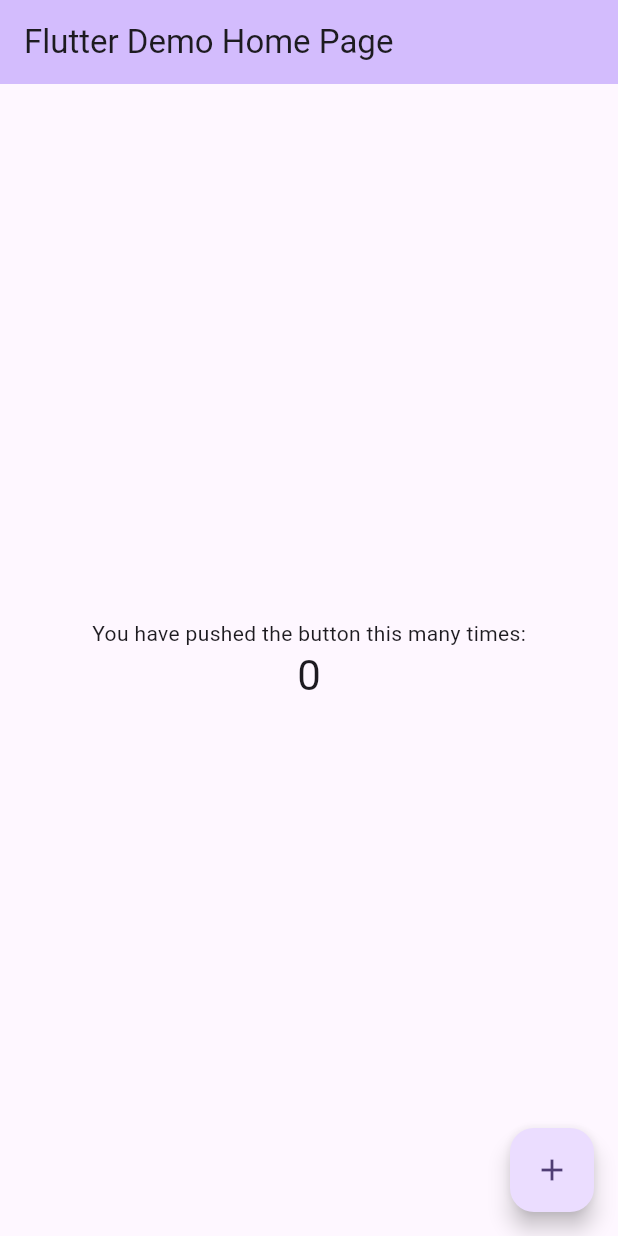
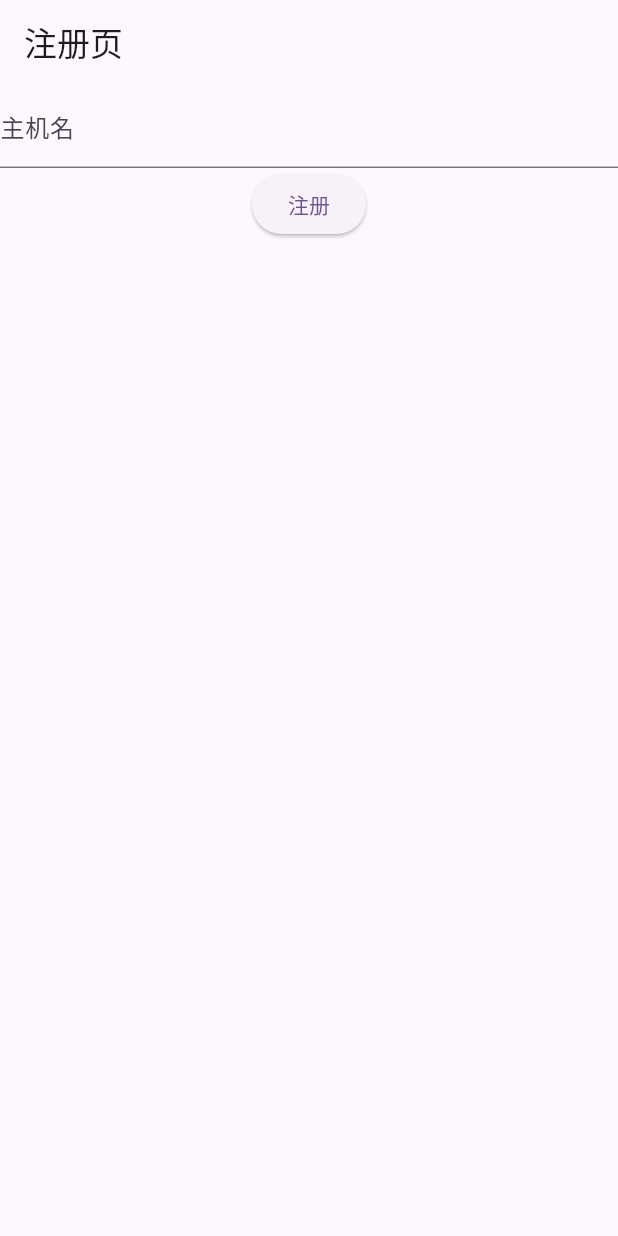
Before and after one commit to mzj-xk/flutter_lan_communication_demo, a Flutter app: the screen it shows after launch, on a phone screen of 412 x 824 dp. Run offline on Flutter 3.47's test engine with Material 3 defaults, Android fonts, the phone set to English and light mode, and no system bars.

```diff
--- /dev/null
+++ b/lib/app_state.dart
@@ -0,0 +1,11 @@
+import 'package:flutter_lan_demo/models/device.dart';
+
+class AppState {
+  static final AppState instance = AppState._();
+
+  AppState._();
+
+  factory AppState() => instance;
+
+  Device? myDevice;
+}
--- a/lib/main.dart
+++ b/lib/main.dart
@@ -1,4 +1,5 @@
 import 'package:flutter/material.dart';
+import 'package:flutter_lan_demo/register_page.dart';
 
 void main() {
   runApp(const MyApp());
@@ -12,111 +13,8 @@ class MyApp extends StatelessWidget {
   Widget build(BuildContext context) {
     return MaterialApp(
       title: 'Flutter Demo',
-      theme: ThemeData(
-        // This is the theme of your application.
-        //
-        // TRY THIS: Try running your application with "flutter run". You'll see
-        // the application has a purple toolbar. Then, without quitting the app,
-        // try changing the seedColor in the colorScheme below to Colors.green
-        // and then invoke "hot reload" (save your changes or press the "hot
-        // reload" button in a Flutter-supported IDE, or press "r" if you used
-        // the command line to start the app).
-        //
-        // Notice that the counter didn't reset back to zero; the application
-        // state is not lost during the reload. To reset the state, use hot
-        // restart instead.
-        //
-        // This works for code too, not just values: Most code changes can be
-        // tested with just a hot reload.
-        colorScheme: .fromSeed(seedColor: Colors.deepPurple),
-      ),
-      home: const MyHomePage(title: 'Flutter Demo Home Page'),
+      theme: ThemeData(colorScheme: .fromSeed(seedColor: Colors.deepPurple)),
+      home: RegisterPage(),
     );
   }
 }
-
-class MyHomePage extends StatefulWidget {
-  const MyHomePage({super.key, required this.title});
-
-  // This widget is the home page of your application. It is stateful, meaning
-  // that it has a State object (defined below) that contains fields that affect
-  // how it looks.
-
-  // This class is the configuration for the state. It holds the values (in this
-  // case the title) provided by the parent (in this case the App widget) and
-  // used by the build method of the State. Fields in a Widget subclass are
-  // always marked "final".
-
-  final String title;
-
-  @override
-  State<MyHomePage> createState() => _MyHomePageState();
-}
-
-class _MyHomePageState extends State<MyHomePage> {
-  int _counter = 0;
-
-  void _incrementCounter() {
-    setState(() {
-      // This call to setState tells the Flutter framework that something has
-      // changed in this State, which causes it to rerun the build method below
-      // so that the display can reflect the updated values. If we changed
-      // _counter without calling setState(), then the build method would not be
-      // called again, and so nothing would appear to happen.
-      _counter++;
-    });
-  }
-
-  @override
-  Widget build(BuildContext context) {
-    // This method is rerun every time setState is called, for instance as done
-    // by the _incrementCounter method above.
-    //
-    // The Flutter framework has been optimized to make rerunning build methods
-    // fast, so that you can just rebuild anything that needs updating rather
-    // than having to individually change instances of widgets.
-    return Scaffold(
-      appBar: AppBar(
-        // TRY THIS: Try changing the color here to a specific color (to
-        // Colors.amber, perhaps?) and trigger a hot reload to see the AppBar
-        // change color while the other colors stay the same.
-        backgroundColor: Theme.of(context).colorScheme.inversePrimary,
-        // Here we take the value from the MyHomePage object that was created by
-        // the App.build method, and use it to set our appbar title.
-        title: Text(widget.title),
-      ),
-      body: Center(
-        // Center is a layout widget. It takes a single child and positions it
-        // in the middle of the parent.
-        child: Column(
-          // Column is also a layout widget. It takes a list of children and
-          // arranges them vertically. By default, it sizes itself to fit its
-          // children horizontally, and tries to be as tall as its parent.
-          //
-          // Column has various properties to control how it sizes itself and
-          // how it positions its children. Here we use mainAxisAlignment to
-          // center the children vertically; the main axis here is the vertical
-          // axis because Columns are vertical (the cross axis would be
-          // horizontal).
-          //
-          // TRY THIS: Invoke "debug painting" (choose the "Toggle Debug Paint"
-          // action in the IDE, or press "p" in the console), to see the
-          // wireframe for each widget.
-          mainAxisAlignment: .center,
-          children: [
-            const Text('You have pushed the button this many times:'),
-            Text(
-              '$_counter',
-              style: Theme.of(context).textTheme.headlineMedium,
-            ),
-          ],
-        ),
-      ),
-      floatingActionButton: FloatingActionButton(
-        onPressed: _incrementCounter,
-        tooltip: 'Increment',
-        child: const Icon(Icons.add),
-      ),
-    );
-  }
-}
--- /dev/null
+++ b/lib/models/device.dart
@@ -0,0 +1,5 @@
+class Device {
+  final String hostName;
+  final String deviceId;
+  Device({required this.hostName, required this.deviceId});
+}
--- /dev/null
+++ b/lib/register_page.dart
@@ -0,0 +1,40 @@
+import 'package:flutter/material.dart';
+import 'package:flutter_lan_demo/lan_device_page.dart';
+import 'package:flutter_lan_demo/app_state.dart';
+import 'package:flutter_lan_demo/models/device.dart';
+import 'package:uuid/uuid.dart';
+
+class RegisterPage extends StatelessWidget {
+  RegisterPage({super.key});
+
+  final TextEditingController _textController = TextEditingController();
+
+  @override
+  Widget build(BuildContext context) {
+    return Scaffold(
+      appBar: AppBar(title: const Text('注册页')),
+      body: Column(
+        children: [
+          TextField(
+            controller: _textController,
+            decoration: InputDecoration(labelText: '主机名'),
+          ),
+          ElevatedButton(
+            onPressed: () {
+              final device = Device(
+                hostName: _textController.text,
+                deviceId: Uuid().v4(),
+              );
+              AppState.instance.myDevice = device;
+              Navigator.push(
+                context,
+                MaterialPageRoute(builder: (context) => LanDevicePage()),
+              );
+            },
+            child: const Text('注册'),
+          ),
+        ],
+      ),
+    );
+  }
+}
--- a/pubspec.yaml
+++ b/pubspec.yaml
@@ -2,7 +2,7 @@ name: flutter_lan_demo
 description: "A new Flutter project."
 # The following line prevents the package from being accidentally published to
 # pub.dev using `flutter pub publish`. This is preferred for private packages.
-publish_to: 'none' # Remove this line if you wish to publish to pub.dev
+publish_to: "none" # Remove this line if you wish to publish to pub.dev
 
 # The following defines the version and build number for your application.
 # A version number is three numbers separated by dots, like 1.2.43
@@ -34,7 +34,7 @@ dependencies:
   # The following adds the Cupertino Icons font to your application.
   # Use with the CupertinoIcons class for iOS style icons.
   cupertino_icons: ^1.0.8
-
+  uuid: ^4.5.3
 dev_dependencies:
   flutter_test:
     sdk: flutter
@@ -51,7 +51,6 @@ dev_dependencies:
 
 # The following section is specific to Flutter packages.
 flutter:
-
   # The following line ensures that the Material Icons font is
   # included with your application, so that you can use the icons in
   # the material Icons class.
```
Also changed, not shown: lib/constants.dart (added, +10 -0 lines), lib/lan_device_page.dart (added, +125 -0 lines), pubspec.lock, 1 other file.
